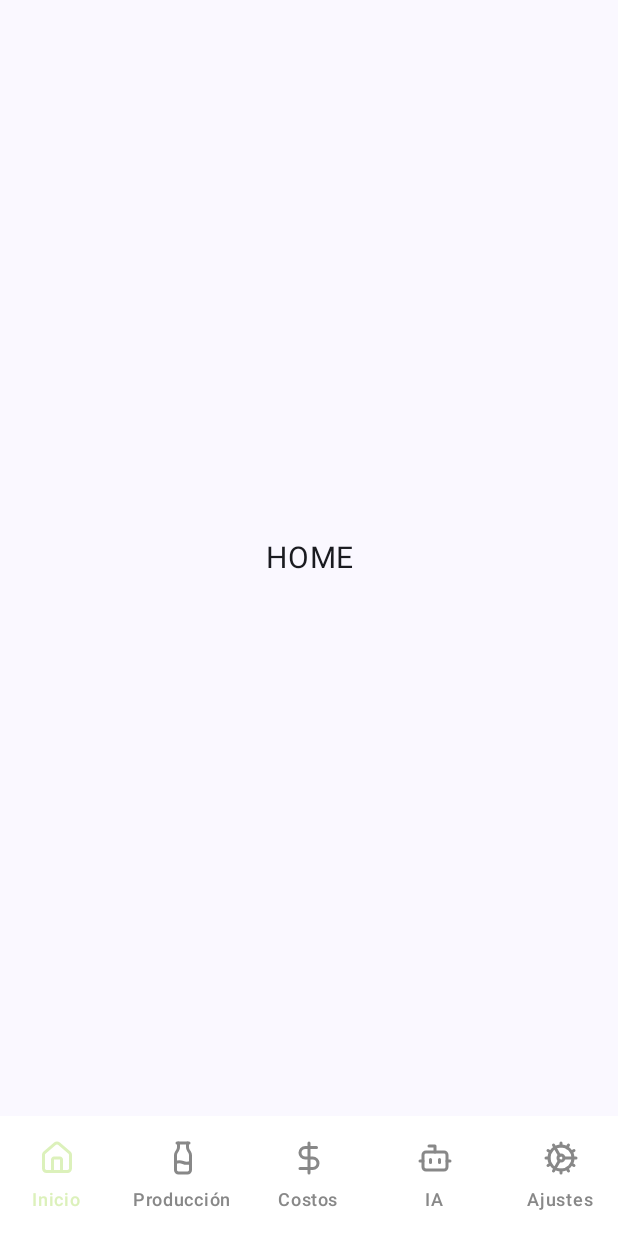
After one commit to tambo360/Tambo-Mobile, an Android app built with Jetpack Compose: the composable MainScreen shown on its own in the app's theme, on a phone screen of 412 x 824 dp. The commit adds this screen. Run offline under Robolectric (Android 15) with nearby library versions, the phone set to English and light mode, and no system bars; 1 statement that could not run was skipped.

Commit message:
implementacion de navegación principal y buttombar
- Definir rutas type-safe (@Serializable) para Inicio, Producción, Costos, IA y Ajustes
- Crear modelo BarItem y componente MyBottomBar con diseño flotante compacto y etiquetas siempre visibles
- Modularizar grafos de navegación en NavGraphBuilder e integrar MainScreen en UiState.Home
- Agregar recursos vectoriales XML para los íconos de la barra inferior

```diff
--- /dev/null
+++ b/app/src/main/java/com/tambo360/app/core/ui/components/MyBottomBar.kt
@@ -0,0 +1,72 @@
+package com.tambo360.app.core.ui.components
+
+import androidx.compose.foundation.layout.size
+import androidx.compose.material3.Icon
+import androidx.compose.material3.NavigationBar
+import androidx.compose.material3.NavigationBarItem
+import androidx.compose.material3.NavigationBarItemDefaults
+import androidx.compose.material3.Text
+import androidx.compose.runtime.Composable
+import androidx.compose.runtime.getValue
+import androidx.compose.ui.Modifier
+import androidx.compose.ui.graphics.Color
+import androidx.compose.ui.res.painterResource
+import androidx.compose.ui.unit.dp
+import androidx.navigation.NavDestination.Companion.hasRoute
+import androidx.navigation.NavDestination.Companion.hierarchy
+import androidx.navigation.NavGraph.Companion.findStartDestination
+import androidx.navigation.NavHostController
+import androidx.navigation.compose.currentBackStackEntryAsState
+import com.tambo360.app.feature.navigation.BarItem
+
+@Composable
+fun MyBottomBar(
+    navController: NavHostController
+) {
+    val navBackStackEntry by navController.currentBackStackEntryAsState()
+    val currentDestination = navBackStackEntry?.destination
+    val activeColor = Color(0xFFDCF1BB)
+
+    NavigationBar(
+        containerColor = Color.White
+    ) {
+        BarItem.items.forEach { item ->
+            val isSelected = currentDestination?.hierarchy?.any {
+                it.hasRoute(item.screen::class)
+            } == true
+
+            NavigationBarItem(
+                selected = isSelected,
+                onClick = {
+                    if (!isSelected) {
+                        navController.navigate(item.screen) {
+                            popUpTo(navController.graph.findStartDestination().id)
+                            launchSingleTop = true
+                        }
+                    }
+                },
+                icon = {
+                    Icon(
+                        painter = painterResource(item.icon),
+                        contentDescription = item.title,
+                        modifier = Modifier.size(24.dp)
+                    )
+                },
+                label = {
+                    Text(
+                        text = item.title,
+                        maxLines = 1
+                    )
+                },
+                alwaysShowLabel = true,
+                colors = NavigationBarItemDefaults.colors(
+                    selectedIconColor = activeColor,
+                    selectedTextColor = activeColor,
+                    unselectedIconColor = Color.Gray,
+                    unselectedTextColor = Color.Gray,
+                    indicatorColor = Color.Transparent
+                )
+            )
+        }
+    }
+}
--- a/app/src/main/java/com/tambo360/app/core/ui/screen/AppScreen.kt
+++ b/app/src/main/java/com/tambo360/app/core/ui/screen/AppScreen.kt
@@ -104,18 +104,7 @@ fun AppScreen(
         }
 
         UiState.Home -> {
-            Column(
-                modifier = Modifier.fillMaxSize(),
-                verticalArrangement = Arrangement.Center,
-                horizontalAlignment = Alignment.CenterHorizontally
-            ) {
-                Text(
-                    text = "HOME",
-                    fontSize = 20.sp,
-                    textAlign = TextAlign.Center,
-                    modifier = Modifier.fillMaxWidth()
-                )
-            }
+            MainScreen()
         }
     }
 }
--- /dev/null
+++ b/app/src/main/java/com/tambo360/app/core/ui/screen/MainScreen.kt
@@ -0,0 +1,31 @@
+package com.tambo360.app.core.ui.screen
+
+import androidx.compose.foundation.layout.fillMaxSize
+import androidx.compose.foundation.layout.navigationBarsPadding
+import androidx.compose.foundation.layout.padding
+import androidx.compose.foundation.layout.statusBarsPadding
+import androidx.compose.material3.Scaffold
+import androidx.compose.runtime.Composable
+import androidx.compose.ui.Modifier
+import androidx.navigation.compose.rememberNavController
+import com.tambo360.app.core.ui.components.MyBottomBar
+import com.tambo360.app.feature.navigation.AppNavigation
+
+@Composable
+fun MainScreen() {
+    val navController = rememberNavController()
+    Scaffold(
+        modifier = Modifier
+            .statusBarsPadding()
+            .navigationBarsPadding()
+            .fillMaxSize(),
+        bottomBar = {
+            MyBottomBar(navController = navController)
+        }
+    ) { innerPadding ->
+        AppNavigation(
+            navController = navController,
+            modifier = Modifier.padding(innerPadding)
+        )
+    }
+}
--- /dev/null
+++ b/app/src/main/java/com/tambo360/app/feature/alert/presentation/navigation/IaGraph.kt
@@ -0,0 +1,32 @@
+package com.tambo360.app.feature.alert.presentation.navigation
+
+import androidx.compose.foundation.layout.Arrangement
+import androidx.compose.foundation.layout.Column
+import androidx.compose.foundation.layout.fillMaxSize
+import androidx.compose.foundation.layout.fillMaxWidth
+import androidx.compose.material3.Text
+import androidx.compose.ui.Alignment
+import androidx.compose.ui.Modifier
+import androidx.compose.ui.text.style.TextAlign
+import androidx.compose.ui.unit.sp
+import androidx.navigation.NavGraphBuilder
+import androidx.navigation.NavHostController
+import androidx.navigation.compose.composable
+import com.tambo360.app.feature.navigation.AiRoute
+
+fun NavGraphBuilder.aiGraph(navController: NavHostController) {
+    composable<AiRoute> {
+        Column(
+            modifier = Modifier.fillMaxSize(),
+            verticalArrangement = Arrangement.Center,
+            horizontalAlignment = Alignment.CenterHorizontally
+        ) {
+            Text(
+                text = "IA",
+                fontSize = 20.sp,
+                textAlign = TextAlign.Center,
+                modifier = Modifier.fillMaxWidth()
+            )
+        }
+    }
+}
--- /dev/null
+++ b/app/src/main/java/com/tambo360/app/feature/costs/presentation/navigation/CostsGraph.kt
@@ -0,0 +1,32 @@
+package com.tambo360.app.feature.costs.presentation.navigation
+
+import androidx.compose.foundation.layout.Arrangement
+import androidx.compose.foundation.layout.Column
+import androidx.compose.foundation.layout.fillMaxSize
+import androidx.compose.foundation.layout.fillMaxWidth
+import androidx.compose.material3.Text
+import androidx.compose.ui.Alignment
+import androidx.compose.ui.Modifier
+import androidx.compose.ui.text.style.TextAlign
+import androidx.compose.ui.unit.sp
+import androidx.navigation.NavGraphBuilder
+import androidx.navigation.NavHostController
+import androidx.navigation.compose.composable
+import com.tambo360.app.feature.navigation.CostsRoute
+
+fun NavGraphBuilder.costsGraph(navController: NavHostController) {
+    composable<CostsRoute> {
+        Column(
+            modifier = Modifier.fillMaxSize(),
+            verticalArrangement = Arrangement.Center,
+            horizontalAlignment = Alignment.CenterHorizontally
+        ) {
+            Text(
+                text = "COSTOS",
+                fontSize = 20.sp,
+                textAlign = TextAlign.Center,
+                modifier = Modifier.fillMaxWidth()
+            )
+        }
+    }
+}
--- /dev/null
+++ b/app/src/main/java/com/tambo360/app/feature/home/presentation/navigation/HomeGraph.kt
@@ -0,0 +1,34 @@
+package com.tambo360.app.feature.home.presentation.navigation
+
+import androidx.compose.foundation.layout.Arrangement
+import androidx.compose.foundation.layout.Column
+import androidx.compose.foundation.layout.fillMaxSize
+import androidx.compose.foundation.layout.fillMaxWidth
+import androidx.compose.material3.Text
+import androidx.compose.ui.Alignment
+import androidx.compose.ui.Modifier
+import androidx.compose.ui.text.style.TextAlign
+import androidx.compose.ui.unit.sp
+import androidx.navigation.NavGraphBuilder
+import androidx.navigation.NavHostController
+import androidx.navigation.compose.composable
+import com.tambo360.app.feature.navigation.HomeRoute
+
+fun NavGraphBuilder.homeGraph(
+    navController: NavHostController
+) {
+    composable<HomeRoute> {
+        Column(
+            modifier = Modifier.fillMaxSize(),
+            verticalArrangement = Arrangement.Center,
+            horizontalAlignment = Alignment.CenterHorizontally
+        ) {
+            Text(
+                text = "HOME",
+                fontSize = 20.sp,
+                textAlign = TextAlign.Center,
+                modifier = Modifier.fillMaxWidth()
+            )
+        }
+    }
+}
--- /dev/null
+++ b/app/src/main/java/com/tambo360/app/feature/navigation/AppNavigation.kt
@@ -0,0 +1,29 @@
+package com.tambo360.app.feature.navigation
+
+import androidx.compose.runtime.Composable
+import androidx.compose.ui.Modifier
+import androidx.navigation.NavHostController
+import androidx.navigation.compose.NavHost
+import com.tambo360.app.feature.alert.presentation.navigation.aiGraph
+import com.tambo360.app.feature.costs.presentation.navigation.costsGraph
+import com.tambo360.app.feature.home.presentation.navigation.homeGraph
+import com.tambo360.app.feature.production.presentation.navigation.productionGraph
+import com.tambo360.app.feature.setting.presentation.navigation.settingsGraph
+
+@Composable
+fun AppNavigation(
+    navController: NavHostController,
+    modifier: Modifier = Modifier
+) {
+    NavHost(
+        navController = navController,
+        startDestination = HomeRoute,
+        modifier = modifier
+    ) {
+        homeGraph(navController)
+        productionGraph(navController)
+        costsGraph(navController)
+        aiGraph(navController)
+        settingsGraph(navController)
+    }
+}
--- /dev/null
+++ b/app/src/main/java/com/tambo360/app/feature/navigation/AppScreen.kt
@@ -0,0 +1,18 @@
+package com.tambo360.app.feature.navigation
+
+import kotlinx.serialization.Serializable
+
+@Serializable
+data object HomeRoute
+
+@Serializable
+data object ProductionRoute
+
+@Serializable
+data object CostsRoute
+
+@Serializable
+data object AiRoute
+
+@Serializable
+data object SettingsRoute
--- /dev/null
+++ b/app/src/main/java/com/tambo360/app/feature/navigation/BarItem.kt
@@ -0,0 +1,43 @@
+package com.tambo360.app.feature.navigation
+
+import com.tambo360.app.R
+
+sealed class BarItem(
+    val screen: Any,
+    val title: String,
+    val icon: Int
+) {
+    data object Home : BarItem(
+        screen = HomeRoute,
+        title = "Inicio",
+        icon = R.drawable.ic_home
+    )
+
+    data object Production : BarItem(
+        screen = ProductionRoute,
+        title = "Producción",
+        icon = R.drawable.ic_production
+    )
+
+    data object Costs : BarItem(
+        screen = CostsRoute,
+        title = "Costos",
+        icon = R.drawable.ic_costs
+    )
+
+    data object Ai : BarItem(
+        screen = AiRoute,
+        title = "IA",
+        icon = R.drawable.ic_ia
+    )
+
+    data object Settings : BarItem(
+        screen = SettingsRoute,
+        title = "Ajustes",
+        icon = R.drawable.ic_config
+    )
+
+    companion object {
+        val items = listOf(Home, Production, Costs, Ai, Settings)
+    }
+}
--- /dev/null
+++ b/app/src/main/java/com/tambo360/app/feature/production/presentation/navigation/ProductionGraph.kt
@@ -0,0 +1,34 @@
+package com.tambo360.app.feature.production.presentation.navigation
+
+import androidx.compose.foundation.layout.Arrangement
+import androidx.compose.foundation.layout.Column
+import androidx.compose.foundation.layout.fillMaxSize
+import androidx.compose.foundation.layout.fillMaxWidth
+import androidx.compose.material3.Text
+import androidx.compose.ui.Alignment
+import androidx.compose.ui.Modifier
+import androidx.compose.ui.text.style.TextAlign
+import androidx.compose.ui.unit.sp
+import androidx.navigation.NavGraphBuilder
+import androidx.navigation.NavHostController
+import androidx.navigation.compose.composable
+import com.tambo360.app.feature.navigation.ProductionRoute
+
+fun NavGraphBuilder.productionGraph(
+    navController: NavHostController
+) {
+    composable<ProductionRoute> {
+        Column(
+            modifier = Modifier.fillMaxSize(),
+            verticalArrangement = Arrangement.Center,
+            horizontalAlignment = Alignment.CenterHorizontally
+        ) {
+            Text(
+                text = "Production",
+                fontSize = 20.sp,
+                textAlign = TextAlign.Center,
+                modifier = Modifier.fillMaxWidth()
+            )
+        }
+    }
+}
--- /dev/null
+++ b/app/src/main/java/com/tambo360/app/feature/setting/presentation/navigation/SettingsGraph.kt
@@ -0,0 +1,32 @@
+package com.tambo360.app.feature.setting.presentation.navigation
+
+import androidx.compose.foundation.layout.Arrangement
+import androidx.compose.foundation.layout.Column
+import androidx.compose.foundation.layout.fillMaxSize
+import androidx.compose.foundation.layout.fillMaxWidth
+import androidx.compose.material3.Text
+import androidx.compose.ui.Alignment
+import androidx.compose.ui.Modifier
+import androidx.compose.ui.text.style.TextAlign
+import androidx.compose.ui.unit.sp
+import androidx.navigation.NavGraphBuilder
+import androidx.navigation.NavHostController
+import androidx.navigation.compose.composable
+import com.tambo360.app.feature.navigation.SettingsRoute
+
+fun NavGraphBuilder.settingsGraph(navController: NavHostController) {
+    composable<SettingsRoute> {
+        Column(
+            modifier = Modifier.fillMaxSize(),
+            verticalArrangement = Arrangement.Center,
+            horizontalAlignment = Alignment.CenterHorizontally
+        ) {
+            Text(
+                text = "CONFIG",
+                fontSize = 20.sp,
+                textAlign = TextAlign.Center,
+                modifier = Modifier.fillMaxWidth()
+            )
+        }
+    }
+}
--- /dev/null
+++ b/app/src/main/res/drawable/ic_config.xml
@@ -0,0 +1,108 @@
+<vector xmlns:android="http://schemas.android.com/apk/res/android"
+    android:width="20dp"
+    android:height="20dp"
+    android:viewportWidth="20"
+    android:viewportHeight="20">
+  <group>
+    <clip-path
+        android:pathData="M0,0h20v20h-20z"/>
+    <path
+        android:pathData="M9.167,8.558L5.833,2.783"
+        android:strokeLineJoin="round"
+        android:strokeWidth="1.66667"
+        android:fillColor="#00000000"
+        android:strokeColor="#0F1216"
+        android:strokeLineCap="round"/>
+    <path
+        android:pathData="M9.167,11.442L5.833,17.217"
+        android:strokeLineJoin="round"
+        android:strokeWidth="1.66667"
+        android:fillColor="#00000000"
+        android:strokeColor="#0F1216"
+        android:strokeLineCap="round"/>
+    <path
+        android:pathData="M10,18.333V16.667"
+        android:strokeLineJoin="round"
+        android:strokeWidth="1.66667"
+        android:fillColor="#00000000"
+        android:strokeColor="#0F1216"
+        android:strokeLineCap="round"/>
+    <path
+        android:pathData="M10,1.667V3.333"
+        android:strokeLineJoin="round"
+        android:strokeWidth="1.66667"
+        android:fillColor="#00000000"
+        android:strokeColor="#0F1216"
+        android:strokeLineCap="round"/>
+    <path
+        android:pathData="M11.667,10H18.333"
+        android:strokeLineJoin="round"
+        android:strokeWidth="1.66667"
+        android:fillColor="#00000000"
+        android:strokeColor="#0F1216"
+        android:strokeLineCap="round"/>
+    <path
+        android:pathData="M14.167,17.217L13.333,15.775"
+        android:strokeLineJoin="round"
+        android:strokeWidth="1.66667"
+        android:fillColor="#00000000"
+        android:strokeColor="#0F1216"
+        android:strokeLineCap="round"/>
+    <path
+        android:pathData="M14.167,2.783L13.333,4.225"
+        android:strokeLineJoin="round"
+        android:strokeWidth="1.66667"
+        android:fillColor="#00000000"
+        android:strokeColor="#0F1216"
+        android:strokeLineCap="round"/>
+    <path
+        android:pathData="M1.667,10H3.333"
+        android:strokeLineJoin="round"
+        android:strokeWidth="1.66667"
+        android:fillColor="#00000000"
+        android:strokeColor="#0F1216"
+        android:strokeLineCap="round"/>
+    <path
+        android:pathData="M17.217,14.167L15.775,13.333"
+        android:strokeLineJoin="round"
+        android:strokeWidth="1.66667"
+        android:fillColor="#00000000"
+        android:strokeColor="#0F1216"
+        android:strokeLineCap="round"/>
+    <path
+        android:pathData="M17.217,5.833L15.775,6.667"
+        android:strokeLineJoin="round"
+        android:strokeWidth="1.66667"
+        android:fillColor="#00000000"
+        android:strokeColor="#0F1216"
+        android:strokeLineCap="round"/>
+    <path
+        android:pathData="M2.783,14.167L4.225,13.333"
+        android:strokeLineJoin="round"
+        android:strokeWidth="1.66667"
+        android:fillColor="#00000000"
+        android:strokeColor="#0F1216"
+        android:strokeLineCap="round"/>
+    <path
+        android:pathData="M2.783,5.833L4.225,6.667"
+        android:strokeLineJoin="round"
+        android:strokeWidth="1.66667"
+        android:fillColor="#00000000"
+        android:strokeColor="#0F1216"
+        android:strokeLineCap="round"/>
+    <path
+        android:pathData="M11.667,10C11.667,10.92 10.92,11.667 10,11.667C9.08,11.667 8.333,10.92 8.333,10C8.333,9.079 9.08,8.333 10,8.333C10.92,8.333 11.667,9.079 11.667,10Z"
+        android:strokeLineJoin="round"
+        android:strokeWidth="1.66667"
+        android:fillColor="#00000000"
+        android:strokeColor="#0F1216"
+        android:strokeLineCap="round"/>
+    <path
+        android:pathData="M16.667,10C16.667,13.682 13.682,16.667 10,16.667C6.318,16.667 3.333,13.682 3.333,10C3.333,6.318 6.318,3.333 10,3.333C13.682,3.333 16.667,6.318 16.667,10Z"
+        android:strokeLineJoin="round"
+        android:strokeWidth="1.66667"
+        android:fillColor="#00000000"
+        android:strokeColor="#0F1216"
+        android:strokeLineCap="round"/>
+  </group>
+</vector>
--- /dev/null
+++ b/app/src/main/res/drawable/ic_costs.xml
@@ -0,0 +1,20 @@
+<vector xmlns:android="http://schemas.android.com/apk/res/android"
+    android:width="20dp"
+    android:height="20dp"
+    android:viewportWidth="20"
+    android:viewportHeight="20">
+  <path
+      android:pathData="M10,1.667V18.333"
+      android:strokeLineJoin="round"
+      android:strokeWidth="1.66667"
+      android:fillColor="#00000000"
+      android:strokeColor="#0F1216"
+      android:strokeLineCap="round"/>
+  <path
+      android:pathData="M14.167,4.167H7.917C7.143,4.167 6.401,4.474 5.854,5.021C5.307,5.568 5,6.31 5,7.083C5,7.857 5.307,8.599 5.854,9.146C6.401,9.693 7.143,10 7.917,10H12.083C12.857,10 13.599,10.307 14.146,10.854C14.693,11.401 15,12.143 15,12.917C15,13.69 14.693,14.432 14.146,14.979C13.599,15.526 12.857,15.833 12.083,15.833H5"
+      android:strokeLineJoin="round"
+      android:strokeWidth="1.66667"
+      android:fillColor="#00000000"
+      android:strokeColor="#0F1216"
+      android:strokeLineCap="round"/>
+</vector>
--- /dev/null
+++ b/app/src/main/res/drawable/ic_home.xml
@@ -0,0 +1,20 @@
+<vector xmlns:android="http://schemas.android.com/apk/res/android"
+    android:width="20dp"
+    android:height="20dp"
+    android:viewportWidth="20"
+    android:viewportHeight="20">
+  <path
+      android:pathData="M12.5,17.5V10.833C12.5,10.612 12.412,10.4 12.256,10.244C12.1,10.088 11.888,10 11.667,10H8.333C8.112,10 7.9,10.088 7.744,10.244C7.588,10.4 7.5,10.612 7.5,10.833V17.5"
+      android:strokeLineJoin="round"
+      android:strokeWidth="1.66667"
+      android:fillColor="#00000000"
+      android:strokeColor="#0F1216"
+      android:strokeLineCap="round"/>
+  <path
+      android:pathData="M2.5,8.333C2.5,8.091 2.553,7.851 2.655,7.631C2.757,7.411 2.906,7.216 3.091,7.06L8.924,2.06C9.225,1.806 9.606,1.666 10,1.666C10.394,1.666 10.775,1.806 11.076,2.06L16.909,7.06C17.094,7.216 17.243,7.411 17.345,7.631C17.447,7.851 17.5,8.091 17.5,8.333V15.833C17.5,16.275 17.324,16.699 17.012,17.012C16.699,17.324 16.275,17.5 15.833,17.5H4.167C3.725,17.5 3.301,17.324 2.988,17.012C2.676,16.699 2.5,16.275 2.5,15.833V8.333Z"
+      android:strokeLineJoin="round"
+      android:strokeWidth="1.66667"
+      android:fillColor="#00000000"
+      android:strokeColor="#0F1216"
+      android:strokeLineCap="round"/>
+</vector>
--- /dev/null
+++ b/app/src/main/res/drawable/ic_ia.xml
@@ -0,0 +1,48 @@
+<vector xmlns:android="http://schemas.android.com/apk/res/android"
+    android:width="20dp"
+    android:height="20dp"
+    android:viewportWidth="20"
+    android:viewportHeight="20">
+  <path
+      android:pathData="M10,6.667V3.333H6.667"
+      android:strokeLineJoin="round"
+      android:strokeWidth="1.66667"
+      android:fillColor="#00000000"
+      android:strokeColor="#0F1216"
+      android:strokeLineCap="round"/>
+  <path
+      android:pathData="M5,6.667H15C15.92,6.667 16.667,7.413 16.667,8.333V15C16.667,15.921 15.92,16.667 15,16.667H5C4.08,16.667 3.333,15.921 3.333,15V8.333C3.333,7.413 4.08,6.667 5,6.667Z"
+      android:strokeLineJoin="round"
+      android:strokeWidth="1.66667"
+      android:fillColor="#00000000"
+      android:strokeColor="#0F1216"
+      android:strokeLineCap="round"/>
+  <path
+      android:pathData="M1.667,11.667H3.333"
+      android:strokeLineJoin="round"
+      android:strokeWidth="1.66667"
+      android:fillColor="#00000000"
+      android:strokeColor="#0F1216"
+      android:strokeLineCap="round"/>
+  <path
+      android:pathData="M16.667,11.667H18.333"
+      android:strokeLineJoin="round"
+      android:strokeWidth="1.66667"
+      android:fillColor="#00000000"
+      android:strokeColor="#0F1216"
+      android:strokeLineCap="round"/>
+  <path
+      android:pathData="M12.5,10.833V12.5"
+      android:strokeLineJoin="round"
+      android:strokeWidth="1.66667"
+      android:fillColor="#00000000"
+      android:strokeColor="#0F1216"
+      android:strokeLineCap="round"/>
+  <path
+      android:pathData="M7.5,10.833V12.5"
+      android:strokeLineJoin="round"
+      android:strokeWidth="1.66667"
+      android:fillColor="#00000000"
+      android:strokeColor="#0F1216"
+      android:strokeLineCap="round"/>
+</vector>
--- /dev/null
+++ b/app/src/main/res/drawable/ic_production.xml
@@ -0,0 +1,27 @@
+<vector xmlns:android="http://schemas.android.com/apk/res/android"
+    android:width="20dp"
+    android:height="20dp"
+    android:viewportWidth="20"
+    android:viewportHeight="20">
+  <path
+      android:pathData="M6.667,1.667H13.333"
+      android:strokeLineJoin="round"
+      android:strokeWidth="1.66667"
+      android:fillColor="#00000000"
+      android:strokeColor="#0F1216"
+      android:strokeLineCap="round"/>
+  <path
+      android:pathData="M7.5,1.667V3.991C7.5,4.649 7.305,5.292 6.94,5.84L6.393,6.66C6.028,7.208 5.833,7.852 5.833,8.51V16.667C5.833,17.109 6.009,17.533 6.321,17.845C6.634,18.158 7.058,18.333 7.5,18.333H12.5C12.942,18.333 13.366,18.158 13.678,17.845C13.991,17.533 14.167,17.109 14.167,16.667V8.509C14.167,7.851 13.972,7.208 13.607,6.66L13.06,5.84C12.695,5.292 12.5,4.649 12.5,3.99V1.667"
+      android:strokeLineJoin="round"
+      android:strokeWidth="1.66667"
+      android:fillColor="#00000000"
+      android:strokeColor="#0F1216"
+      android:strokeLineCap="round"/>
+  <path
+      android:pathData="M5.833,12.5C6.493,12.224 7.201,12.081 7.917,12.081C8.632,12.081 9.34,12.224 10,12.5C10.66,12.776 11.368,12.919 12.083,12.919C12.799,12.919 13.507,12.776 14.167,12.5"
+      android:strokeLineJoin="round"
+      android:strokeWidth="1.66667"
+      android:fillColor="#00000000"
+      android:strokeColor="#0F1216"
+      android:strokeLineCap="round"/>
+</vector>
```
